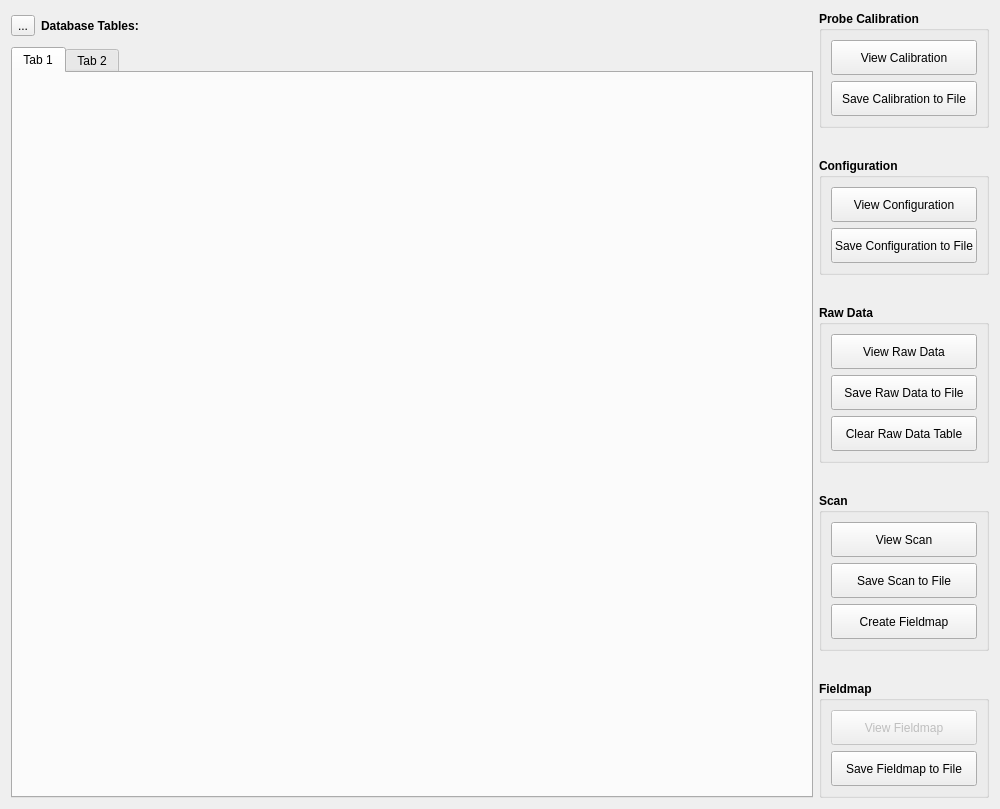
Above: hallbench/gui/ui/databasewidget.ui from lnls-ima/hall-bench-control before the change. Below: the same form after it.
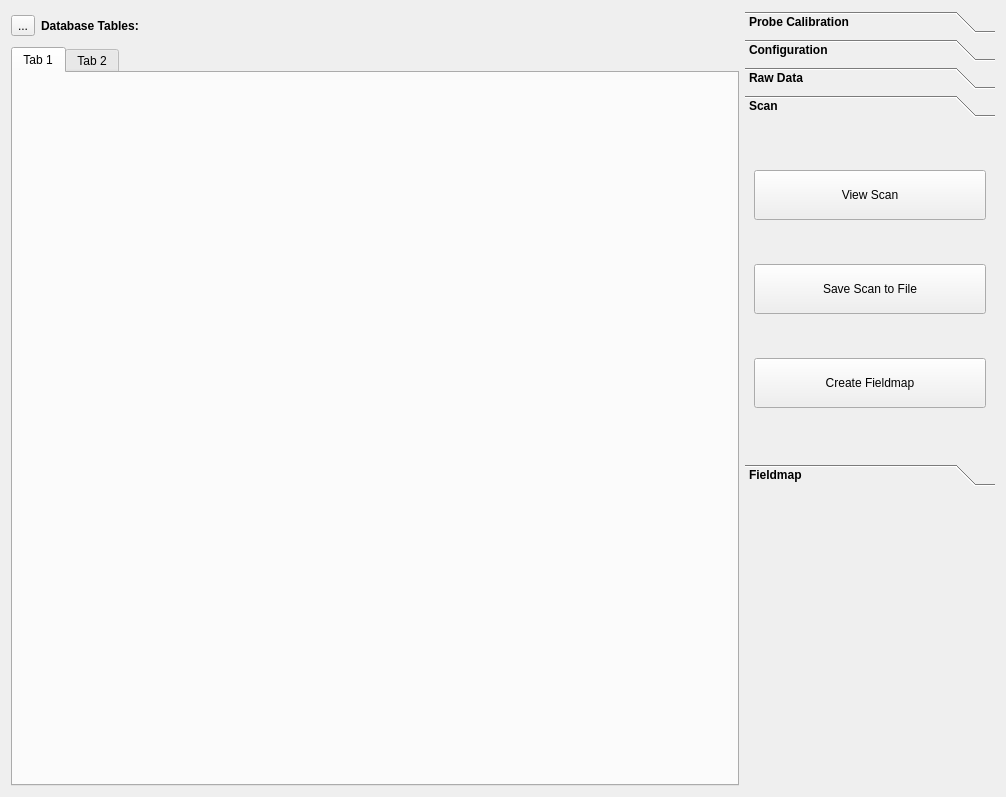
That is the form after the change. The open tabs and pages were chosen to show the change. Icons and pictures are not drawn.

Commit message: Change database widget buttons

What changed in the file:
```diff
--- a/hallbench/gui/ui/databasewidget.ui
+++ b/hallbench/gui/ui/databasewidget.ui
@@ -6,14 +6,14 @@
    <rect>
     <x>0</x>
     <y>0</y>
-    <width>1000</width>
-    <height>800</height>
+    <width>1006</width>
+    <height>797</height>
    </rect>
   </property>
   <property name="windowTitle">
    <string>Database</string>
   </property>
-  <layout class="QGridLayout" name="gridLayout_6">
+  <layout class="QGridLayout" name="gridLayout">
    <item row="0" column="0">
     <layout class="QHBoxLayout" name="horizontalLayout">
      <item>
@@ -69,27 +69,48 @@
    </item>
    <item row="0" column="1" rowspan="2">
     <layout class="QVBoxLayout" name="verticalLayout">
-     <property name="spacing">
-      <number>30</number>
-     </property>
      <item>
-      <widget class="QGroupBox" name="calibration_gb">
+      <widget class="QToolBox" name="buttons_tbx">
+       <property name="sizePolicy">
+        <sizepolicy hsizetype="Maximum" vsizetype="Preferred">
+         <horstretch>0</horstretch>
+         <verstretch>0</verstretch>
+        </sizepolicy>
+       </property>
+       <property name="minimumSize">
+        <size>
+         <width>250</width>
+         <height>0</height>
+        </size>
+       </property>
        <property name="font">
         <font>
          <weight>75</weight>
          <bold>true</bold>
         </font>
        </property>
-       <property name="title">
+       <property name="currentIndex">
+        <number>0</number>
+       </property>
+       <widget class="QWidget" name="calibration_pg">
+        <property name="geometry">
+         <rect>
+          <x>0</x>
+          <y>0</y>
+          <width>250</width>
+          <height>316</height>
+         </rect>
+        </property>
+        <attribute name="label">
         <string>Probe Calibration</string>
-       </property>
-       <layout class="QGridLayout" name="gridLayout">
+        </attribute>
+        <layout class="QGridLayout" name="gridLayout_5">
         <item row="0" column="0">
          <widget class="QPushButton" name="view_calibration_btn">
           <property name="minimumSize">
            <size>
             <width>0</width>
-            <height>35</height>
+             <height>50</height>
            </size>
           </property>
           <property name="font">
@@ -108,7 +129,7 @@
           <property name="minimumSize">
            <size>
             <width>0</width>
-            <height>35</height>
+             <height>50</height>
            </size>
           </property>
           <property name="font">
@@ -123,45 +144,28 @@
          </widget>
         </item>
        </layout>
-      </widget>
-     </item>
-     <item>
-      <widget class="QGroupBox" name="configuration_gb">
-       <property name="font">
-        <font>
-         <weight>75</weight>
-         <bold>true</bold>
-        </font>
-       </property>
-       <property name="title">
+        <zorder>save_calibration_btn</zorder>
+        <zorder>view_calibration_btn</zorder>
+       </widget>
+       <widget class="QWidget" name="configuration_pg">
+        <property name="geometry">
+         <rect>
+          <x>0</x>
+          <y>0</y>
+          <width>213</width>
+          <height>124</height>
+         </rect>
+        </property>
+        <attribute name="label">
         <string>Configuration</string>
-       </property>
-       <layout class="QGridLayout" name="gridLayout_2">
-        <item row="1" column="0">
-         <widget class="QPushButton" name="save_configuration_btn">
-          <property name="minimumSize">
-           <size>
-            <width>0</width>
-            <height>35</height>
-           </size>
-          </property>
-          <property name="font">
-           <font>
-            <weight>50</weight>
-            <bold>false</bold>
-           </font>
-          </property>
-          <property name="text">
-           <string>Save Configuration to File</string>
-          </property>
-         </widget>
-        </item>
+        </attribute>
+        <layout class="QGridLayout" name="gridLayout_4">
         <item row="0" column="0">
          <widget class="QPushButton" name="view_configuration_btn">
           <property name="minimumSize">
            <size>
             <width>0</width>
-            <height>35</height>
+             <height>50</height>
            </size>
           </property>
           <property name="font">
@@ -175,27 +179,46 @@
           </property>
          </widget>
         </item>
-       </layout>
-      </widget>
-     </item>
-     <item>
-      <widget class="QGroupBox" name="raw_data_gb">
+         <item row="1" column="0">
+          <widget class="QPushButton" name="save_configuration_btn">
+           <property name="minimumSize">
+            <size>
+             <width>0</width>
+             <height>50</height>
+            </size>
+           </property>
        <property name="font">
         <font>
-         <weight>75</weight>
-         <bold>true</bold>
-        </font>
-       </property>
-       <property name="title">
+             <weight>50</weight>
+             <bold>false</bold>
+            </font>
+           </property>
+           <property name="text">
+            <string>Save Configuration to File</string>
+           </property>
+          </widget>
+         </item>
+        </layout>
+       </widget>
+       <widget class="QWidget" name="raw_data_pg">
+        <property name="geometry">
+         <rect>
+          <x>0</x>
+          <y>0</y>
+          <width>183</width>
+          <height>180</height>
+         </rect>
+        </property>
+        <attribute name="label">
         <string>Raw Data</string>
-       </property>
-       <layout class="QGridLayout" name="gridLayout_5">
+        </attribute>
+        <layout class="QGridLayout" name="gridLayout_2">
         <item row="0" column="0">
          <widget class="QPushButton" name="view_raw_data_btn">
           <property name="minimumSize">
            <size>
             <width>0</width>
-            <height>35</height>
+             <height>50</height>
            </size>
           </property>
           <property name="font">
@@ -214,7 +237,7 @@
           <property name="minimumSize">
            <size>
             <width>0</width>
-            <height>35</height>
+             <height>50</height>
            </size>
           </property>
           <property name="font">
@@ -233,7 +256,7 @@
           <property name="minimumSize">
            <size>
             <width>0</width>
-            <height>35</height>
+             <height>50</height>
            </size>
           </property>
           <property name="font">
@@ -249,28 +272,44 @@
         </item>
        </layout>
       </widget>
-     </item>
-     <item>
-      <widget class="QGroupBox" name="scan_gb">
-       <property name="font">
-        <font>
-         <weight>75</weight>
-         <bold>true</bold>
-        </font>
-       </property>
-       <property name="title">
+       <widget class="QWidget" name="scan_pg">
+        <property name="geometry">
+         <rect>
+          <x>0</x>
+          <y>0</y>
+          <width>150</width>
+          <height>180</height>
+         </rect>
+        </property>
+        <attribute name="label">
         <string>Scan</string>
-       </property>
-       <layout class="QGridLayout" name="gridLayout_4">
-        <property name="verticalSpacing">
-         <number>6</number>
-        </property>
+        </attribute>
+        <layout class="QGridLayout" name="gridLayout_3">
+         <item row="0" column="0">
+          <widget class="QPushButton" name="view_scan_btn">
+           <property name="minimumSize">
+            <size>
+             <width>0</width>
+             <height>50</height>
+            </size>
+           </property>
+           <property name="font">
+            <font>
+             <weight>50</weight>
+             <bold>false</bold>
+            </font>
+           </property>
+           <property name="text">
+            <string>View Scan</string>
+           </property>
+          </widget>
+         </item>
         <item row="1" column="0">
          <widget class="QPushButton" name="save_scan_btn">
           <property name="minimumSize">
            <size>
             <width>0</width>
-            <height>35</height>
+             <height>50</height>
            </size>
           </property>
           <property name="font">
@@ -289,7 +328,7 @@
           <property name="minimumSize">
            <size>
             <width>0</width>
-            <height>35</height>
+             <height>50</height>
            </size>
           </property>
           <property name="font">
@@ -303,40 +342,21 @@
           </property>
          </widget>
         </item>
-        <item row="0" column="0">
-         <widget class="QPushButton" name="view_scan_btn">
-          <property name="minimumSize">
-           <size>
-            <width>0</width>
-            <height>35</height>
-           </size>
-          </property>
-          <property name="font">
-           <font>
-            <weight>50</weight>
-            <bold>false</bold>
-           </font>
-          </property>
-          <property name="text">
-           <string>View Scan</string>
-          </property>
-         </widget>
-        </item>
-       </layout>
-      </widget>
-     </item>
-     <item>
-      <widget class="QGroupBox" name="fieldmap_gb">
-       <property name="font">
-        <font>
-         <weight>75</weight>
-         <bold>true</bold>
-        </font>
-       </property>
-       <property name="title">
+        </layout>
+       </widget>
+       <widget class="QWidget" name="fieldmap_pg">
+        <property name="geometry">
+         <rect>
+          <x>0</x>
+          <y>0</y>
+          <width>181</width>
+          <height>124</height>
+         </rect>
+        </property>
+        <attribute name="label">
         <string>Fieldmap</string>
-       </property>
-       <layout class="QGridLayout" name="gridLayout_3">
+        </attribute>
+        <layout class="QGridLayout" name="gridLayout_6">
         <item row="0" column="0">
          <widget class="QPushButton" name="view_fieldmap_btn">
           <property name="enabled">
@@ -345,7 +365,7 @@
           <property name="minimumSize">
            <size>
             <width>0</width>
-            <height>35</height>
+             <height>50</height>
            </size>
           </property>
           <property name="font">
@@ -367,7 +387,7 @@
           <property name="minimumSize">
            <size>
             <width>0</width>
-            <height>35</height>
+             <height>50</height>
            </size>
           </property>
           <property name="font">
@@ -383,6 +403,23 @@
         </item>
        </layout>
       </widget>
+      </widget>
+     </item>
+     <item>
+      <spacer name="verticalSpacer">
+       <property name="orientation">
+        <enum>Qt::Vertical</enum>
+       </property>
+       <property name="sizeType">
+        <enum>QSizePolicy::Fixed</enum>
+       </property>
+       <property name="sizeHint" stdset="0">
+        <size>
+         <width>20</width>
+         <height>300</height>
+        </size>
+       </property>
+      </spacer>
      </item>
     </layout>
    </item>
```
Left out of the diff: 8 changed lines with no effect on the pictures. Lines whose indentation alone changed are shown as unchanged. The commit also changes 5 other files.
